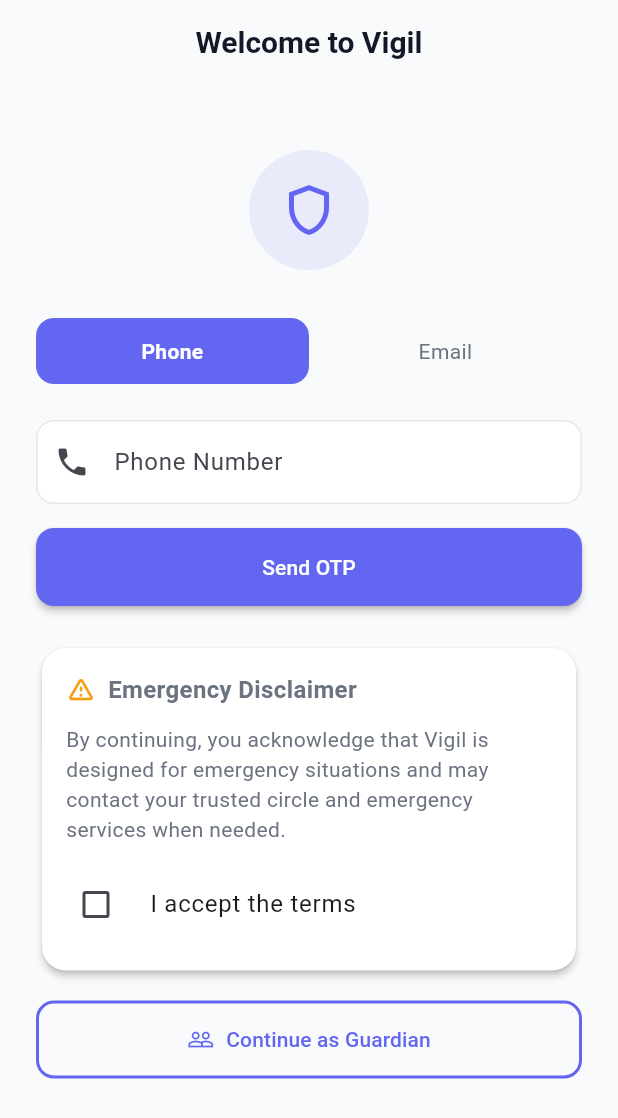
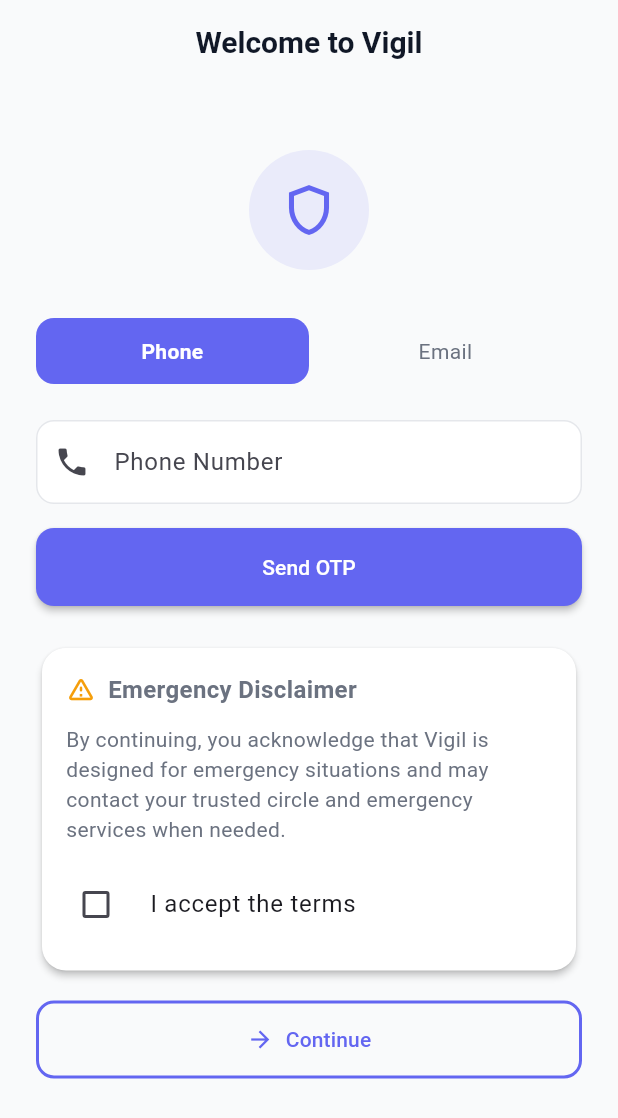
Before and after one commit to varshini-0506/KSR_Hackathon, a Flutter app: the screen it shows after launch, on a phone screen of 412 x 824 dp. Shown: the top 1118 px of the screen. Run offline on Flutter 3.47's test engine with Material 3 defaults, Android fonts, the phone set to English and light mode, and no system bars; our stand-ins replace go_router.

Commit message:
changes first screen

```diff
--- a/lib/pages/login_page.dart
+++ b/lib/pages/login_page.dart
@@ -131,13 +131,13 @@
                 ),
               ),
               const SizedBox(height: 16),
-              // Guardian Option
+              // Continue Button
               OutlinedButton.icon(
                 onPressed: () {
-                  context.go('/guardian-view');
+                  context.go('/home');
                 },
-                icon: const Icon(Icons.people_outline),
-                label: const Text('Continue as Guardian'),
+                icon: const Icon(Icons.arrow_forward),
+                label: const Text('Continue'),
               ),
             ],
           ),
--- a/lib/routes/app_router.dart
+++ b/lib/routes/app_router.dart
@@ -18,6 +18,13 @@
 
 final GoRouter appRouter = GoRouter(
   initialLocation: '/splash',
+  redirect: (context, state) {
+    // Ensure root path redirects to splash
+    if (state.uri.path == '/') {
+      return '/splash';
+    }
+    return null;
+  },
   routes: [
     GoRoute(
       path: '/splash',
```
Also changed, not shown: 1 other file.
